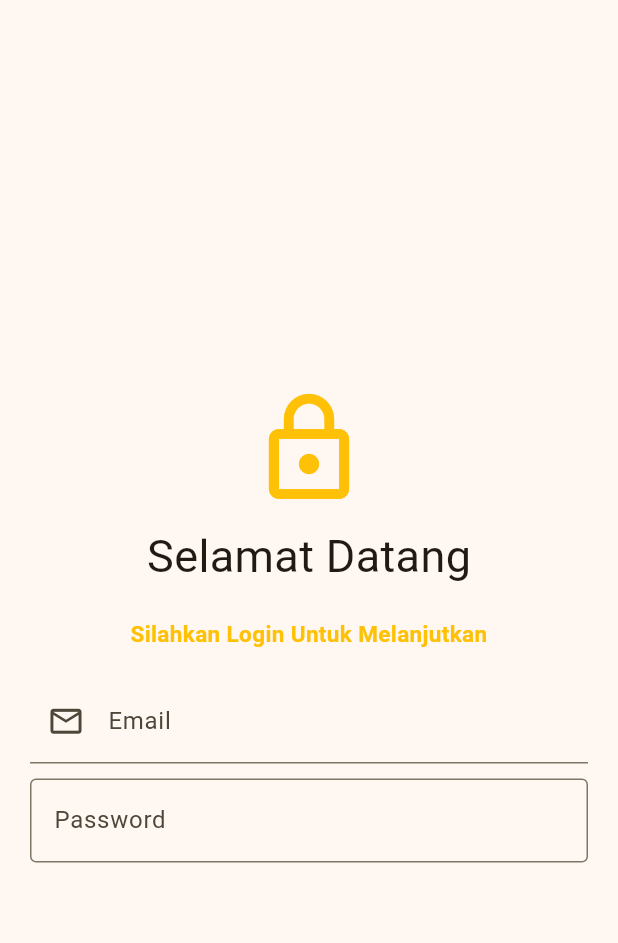
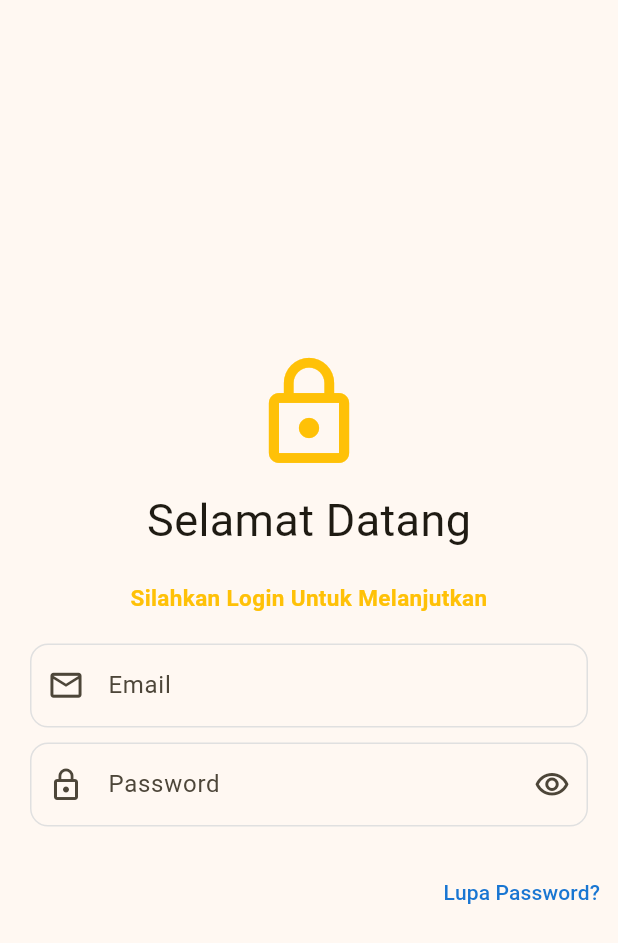
Before and after one commit to sellwia/KB1179-1122140124-UTS, a Flutter app: the Login screen opened directly, on a phone screen of 412 x 824 dp. Shown: the top 943 px of the screen. Run offline on Flutter 3.47's test engine with Material 3 defaults, Android fonts, the phone set to English and light mode, and no system bars.

Commit message:
lupa password

```diff
--- a/lib/screen/login.dart
+++ b/lib/screen/login.dart
@@ -46,12 +46,22 @@ class Login extends StatelessWidget {
             decoration: InputDecoration(
             labelText: 'Email',
             hintText : 'Masukkan Email Anda',
+
+            border: OutlineInputBorder(
+              borderRadius: BorderRadius.circular(12.0),
+            ),
+
+           enabledBorder: OutlineInputBorder(
+              borderRadius: BorderRadius.circular(12),
+              borderSide: BorderSide(color: Colors.grey[300]!)
+            ),
+
             focusedBorder: OutlineInputBorder(
               borderRadius: BorderRadius.circular(12),
               borderSide: BorderSide(
               color: Colors.blue[700]!,
               width: 2
-              )
+              ),
             ),
             prefixIcon: Icon(
                         Icons.email_outlined,
@@ -63,20 +73,50 @@ class Login extends StatelessWidget {
              SizedBox(height: 10),
 
           TextField(
-            keyboardType: TextInputType.emailAddress,
+            obscureText: true,
             decoration: InputDecoration(
             labelText: 'Password',
             hintText : 'Masukkan Password Anda',
-            border: OutlineInputBorder(),
+            border: OutlineInputBorder(
+              borderRadius: BorderRadius.circular(12.0),
             ),
+
+           enabledBorder: OutlineInputBorder(
+              borderRadius: BorderRadius.circular(12),
+              borderSide: BorderSide(color: Colors.grey[300]!)
+            ),
+
+            focusedBorder: OutlineInputBorder(
+              borderRadius: BorderRadius.circular(12),
+              borderSide: BorderSide(
+              color: Colors.blue[700]!,
+              width: 2
+              ),
+            ),
+            prefixIcon: const Icon(
+                        Icons.lock_outline),
+            suffixIcon: const Icon(
+                          Icons.visibility_outlined),
+                        ),
+                        ),
+            ],
+
+            ),
+
           ),
 
-            ],
-          ),
+          Align(
+              alignment: Alignment.centerRight,
+              child: TextButton(onPressed: (){},
+               child: Text('Lupa Password?',
+               style: TextStyle(color: Colors.blue[700],fontSize: 14),
+               ),
+               ),
+              ),
+
+          ],
         ),
-        ],
-      ),
-      ),
+    ),
     );
   }
 }
```
